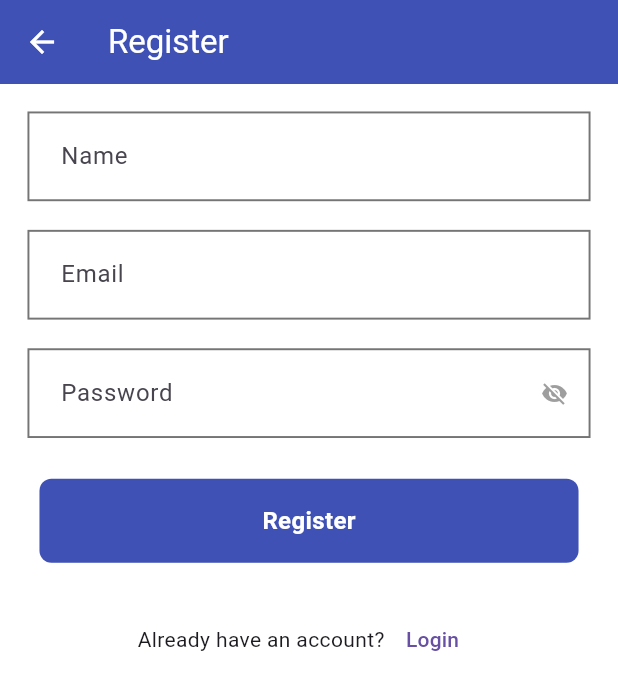
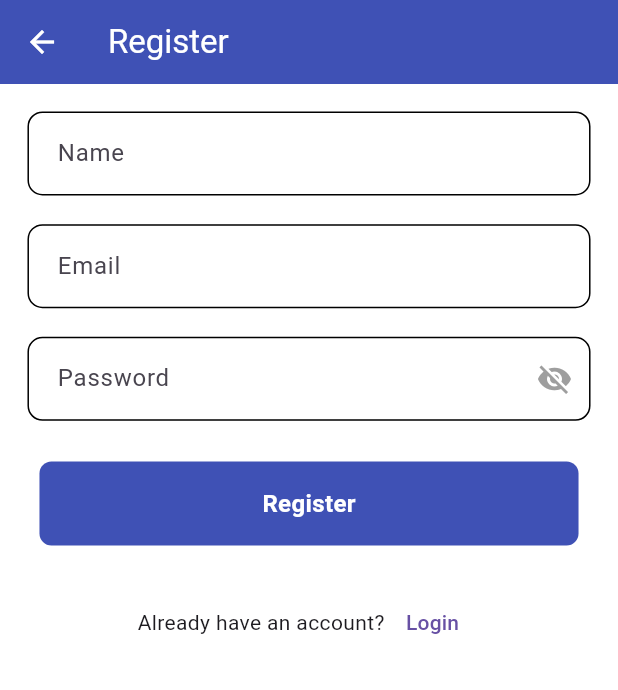
Before and after one commit to minazakaria88/hayat_task, a Flutter app: the screen it shows after launch, after a tap on "Login", after a tap on "Register", on a phone screen of 412 x 824 dp. Shown: the top 690 px of the screen. Run offline on Flutter 3.47's test engine with Material 3 defaults, Android fonts, the phone set to English and light mode, and no system bars; our stand-ins replace bloc, dio, flutter_bloc, flutter_screenutil, flutter_secure_storage, freezed_annotation and 4 more; network calls fail.

Commit message:
refatcor login register screens

```diff
--- a/lib/core/widgets/my_text_form_field.dart
+++ b/lib/core/widgets/my_text_form_field.dart
@@ -1,129 +1,52 @@
 import 'package:flutter/material.dart';
-import 'package:flutter/services.dart';
-import 'package:flutter_screenutil/flutter_screenutil.dart';
 
 import '../utils/app_colors.dart';
 
 class AppTextFormField extends StatelessWidget {
   const AppTextFormField({
     super.key,
-    this.contentPadding,
-    this.focusedBorder,
-    this.enabledBorder,
-    this.inputTextStyle,
-    this.hintStyle,
-    this.readOnly,
-    required this.hintText,
-    this.keyboardType,
-    this.onChanged,
-    this.maxLines,
-    this.maxLength,
-    this.isObscureText = false,
-    this.enabled = true,
+    required this.controller,
+    required this.hint,
     this.suffixIcon,
+    required this.validator,
     this.prefixIcon,
-    this.backgroundColor,
-    this.controller,
-    required this.validator,
-    this.inputFormatters,
-    this.onTap,
-    this.autofillHints,
-    this.textInputAction,
-    this.onFieldSubmitted,
+    this.textInputType,
+    this.onChange,
+    this.isObscureText=false
   });
-  final EdgeInsetsGeometry? contentPadding;
-  final InputBorder? focusedBorder;
-  final InputBorder? enabledBorder;
-  final TextStyle? inputTextStyle;
-  final TextStyle? hintStyle;
-  final String hintText;
+  final TextEditingController controller;
+  final String hint;
+  final Widget? suffixIcon;
+  final String? Function(String?)? validator;
+  final Widget? prefixIcon;
+  final TextInputType? textInputType;
+  final Function(String)? onChange;
   final bool isObscureText;
-  final Widget? suffixIcon;
-  final Widget? prefixIcon;
-  final TextInputType? keyboardType;
-  final Color? backgroundColor;
-  final TextEditingController? controller;
-  final Function(String?) validator;
-  final Function(String?)? onChanged;
-  final VoidCallback? onTap;
-  final bool? readOnly;
-  final int? maxLines;
-  final int? maxLength;
-  final bool? enabled;
-  final List<TextInputFormatter>? inputFormatters;
-  final Iterable<String>? autofillHints;
-  final TextInputAction? textInputAction;
-  final Function(String?)? onFieldSubmitted;
-
   @override
-  Widget build(final BuildContext context) {
+  Widget build(BuildContext context) {
     return TextFormField(
-      //enableInteractiveSelection: ,
-      onTap: onTap,
-      onFieldSubmitted: onFieldSubmitted,
+      autofocus: false,
+      onChanged: onChange,
+      obscureText: isObscureText,
+      onTapOutside: (event) => FocusScope.of(context).unfocus(),
+      keyboardType: textInputType,
       controller: controller,
-      onChanged: onChanged,
-      autofillHints: autofillHints,
-      onTapOutside: (final event) {
-        FocusManager.instance.primaryFocus?.unfocus();
-      },
-      keyboardType: keyboardType,
-      textInputAction:
-          textInputAction ??
-          (maxLines == 1 || maxLines == null
-              ? TextInputAction.next
-              : TextInputAction.newline),
-      readOnly: readOnly ?? false,
-      maxLines: isObscureText ? 1 : (maxLines ?? 1),
-      maxLength: maxLength,
-      enabled: enabled,
-      inputFormatters: inputFormatters,
+      validator: validator,
+      cursorColor: AppColors.primaryColor,
       decoration: InputDecoration(
-        counterText: '',
-        isDense: true,
-        contentPadding:
-            contentPadding ??
-            EdgeInsets.symmetric(horizontal: 16.w, vertical: 15.h),
-        focusedBorder:
-            focusedBorder ??
-            const OutlineInputBorder(
-              borderSide: BorderSide(color: AppColors.primaryColor, width: 1.3),
-            ),
-        enabledBorder:
-            enabledBorder ??
-            const OutlineInputBorder(
-              borderRadius: BorderRadius.zero,
-              borderSide: BorderSide(
-                color: AppColors.secondaryTextColor,
-                width: 1.3,
-              ),
-            ),
-        errorBorder: const OutlineInputBorder(
-          borderRadius: BorderRadius.zero,
-          borderSide: BorderSide(color: Colors.red, width: 1.3),
+        contentPadding: const EdgeInsets.all(16),
+        hintText: hint,
+        border: OutlineInputBorder(borderRadius: BorderRadius.circular(10)),
+        focusedBorder: OutlineInputBorder(
+          borderRadius: BorderRadius.circular(10),
+          borderSide: const BorderSide(color: AppColors.primaryColor, width: 2),
         ),
-        focusedErrorBorder: const OutlineInputBorder(
-          borderRadius: BorderRadius.zero,
-          borderSide: BorderSide(color: Colors.red, width: 1.3),
+        enabledBorder: OutlineInputBorder(
+          borderRadius: BorderRadius.circular(10),
         ),
-        helperMaxLines: 1,
-        hintMaxLines: 1,
-        hintStyle: hintStyle,
-        hintText: hintText,
+        prefixIcon: prefixIcon,
         suffixIcon: suffixIcon,
-        prefixIcon: prefixIcon,
-        prefixIconConstraints: prefixIcon != null
-            ? const BoxConstraints(minWidth: 48, minHeight: 48)
-            : null,
-        fillColor: backgroundColor ?? Colors.white,
-        filled: true,
       ),
-      obscureText: isObscureText,
-      obscuringCharacter: '*',
-      style: inputTextStyle,
-      validator: (final value) {
-        return validator(value);
-      },
     );
   }
 }
--- a/lib/features/auth/presentation/pages/login_screen.dart
+++ b/lib/features/auth/presentation/pages/login_screen.dart
@@ -53,14 +53,14 @@
       child: Scaffold(
         appBar: AppBar(title: const Text('Login')),
         body: Padding(
-          padding:  EdgeInsets.all(Sizes.pagePadding),
+          padding: EdgeInsets.all(Sizes.pagePadding),
           child: Form(
             key: _formKey,
             child: Column(
               children: [
                 AppTextFormField(
                   controller: _emailController,
-                  hintText: 'Email',
+                  hint: 'Email',
                   validator: (value) {
                     if (value.isNullOrEmpty()) {
                       return 'Email is required';
@@ -72,46 +72,9 @@
                   },
                 ),
                 Sizes.verticalSpace(AppSpacing.lg),
-                ValueListenableBuilder(
-                  valueListenable: isPasswordVisible,
-                  builder:(context, value, child) =>  AppTextFormField(
-                    isObscureText: isPasswordVisible.value,
-                    suffixIcon: IconButton(
-                      icon: Icon(
-                        isPasswordVisible.value ? Icons.visibility : Icons.visibility_off,
-                        color: Colors.grey,
-                      ),
-                      onPressed: () {
-                        isPasswordVisible.value = !isPasswordVisible.value;
-                      },
-                    ),
-                    controller: _passwordController,
-                    hintText: 'Password',
-                    validator: (value) {
-                      if (value.isNullOrEmpty()) {
-                        return 'Password is required';
-                      }
-                      if (!AppRegex.isPasswordValid(value!)) {
-                        return 'Password is not valid';
-                      }
-                      return null;
-                    },
-                  ),
-                ),
+                _buildPasswordInput(),
                 Sizes.verticalSpace(AppSpacing.lg),
-                BlocBuilder<AuthCubit, AuthState>(
-                  builder: (context, state) =>
-                      state.authStatus == AuthStatus.loading
-                      ? const CircularProgressIndicator()
-                      : MyButton(title: 'Login', onTap: (){
-                        if (_formKey.currentState!.validate()) {
-                          cubit.login(
-                            email: _emailController.text,
-                            password: _passwordController.text,
-                          );
-                        }
-                      })
-                ),
+                _buildLoginButton(cubit),
                 Sizes.verticalSpace(AppSpacing.lg),
                 Row(
                   mainAxisAlignment: MainAxisAlignment.center,
@@ -130,4 +93,51 @@
       ),
     );
   }
+
+  BlocBuilder<AuthCubit, AuthState> _buildLoginButton(AuthCubit cubit) {
+    return BlocBuilder<AuthCubit, AuthState>(
+      builder: (context, state) => state.authStatus == AuthStatus.loading
+          ? const CircularProgressIndicator()
+          : MyButton(
+              title: 'Login',
+              onTap: () {
+                if (_formKey.currentState!.validate()) {
+                  cubit.login(
+                    email: _emailController.text,
+                    password: _passwordController.text,
+                  );
+                }
+              },
+            ),
+    );
+  }
+
+  ValueListenableBuilder<bool> _buildPasswordInput() {
+    return ValueListenableBuilder(
+      valueListenable: isPasswordVisible,
+      builder: (context, value, child) => AppTextFormField(
+        isObscureText: isPasswordVisible.value,
+        suffixIcon: IconButton(
+          icon: Icon(
+            isPasswordVisible.value ? Icons.visibility : Icons.visibility_off,
+            color: Colors.grey,
+          ),
+          onPressed: () {
+            isPasswordVisible.value = !isPasswordVisible.value;
+          },
+        ),
+        controller: _passwordController,
+        hint: 'Password',
+        validator: (value) {
+          if (value.isNullOrEmpty()) {
+            return 'Password is required';
+          }
+          if (!AppRegex.isPasswordValid(value!)) {
+            return 'Password is not valid';
+          }
+          return null;
+        },
+      ),
+    );
+  }
 }
--- a/lib/features/auth/presentation/pages/register_screen.dart
+++ b/lib/features/auth/presentation/pages/register_screen.dart
@@ -62,7 +62,7 @@
               children: [
                 AppTextFormField(
                   controller: _nameController,
-                  hintText: 'Name',
+                  hint: 'Name',
                   validator: (value) {
                     if (value.isNullOrEmpty()) {
                       return 'Name is required';
@@ -73,7 +73,7 @@
                 Sizes.verticalSpace(AppSpacing.lg),
                 AppTextFormField(
                   controller: _emailController,
-                  hintText: 'Email',
+                  hint: 'Email',
                   validator: (value) {
                     if (value.isNullOrEmpty()) {
                       return 'Email is required';
@@ -85,52 +85,9 @@
                   },
                 ),
                 Sizes.verticalSpace(AppSpacing.lg),
-                ValueListenableBuilder(
-                  valueListenable: isPasswordVisible,
-                  builder: (context, value, child) => AppTextFormField(
-                    isObscureText: isPasswordVisible.value,
-                    suffixIcon: IconButton(
-                      icon: Icon(
-                        isPasswordVisible.value
-                            ? Icons.visibility
-                            : Icons.visibility_off,
-                        color: Colors.grey,
-                      ),
-                      onPressed: () {
-                        isPasswordVisible.value = !isPasswordVisible.value;
-                      },
-                    ),
-                    controller: _passwordController,
-                    hintText: 'Password',
-                    validator: (value) {
-                      if (value.isNullOrEmpty()) {
-                        return 'Password is required';
-                      }
-                      if (!AppRegex.isPasswordValid(value!)) {
-                        return 'Password is not valid';
-                      }
-                      return null;
-                    },
-                  ),
-                ),
+                _buildPasswordInput(),
                 Sizes.verticalSpace(AppSpacing.lg),
-                BlocBuilder<AuthCubit, AuthState>(
-                  builder: (context, state) =>
-                      state.authStatus == AuthStatus.loading
-                      ? const CircularProgressIndicator()
-                      : MyButton(
-                          title: 'Register',
-                          onTap: () {
-                            if (_formKey.currentState!.validate()) {
-                              cubit.register(
-                                name: _nameController.text,
-                                email: _emailController.text,
-                                password: _passwordController.text,
-                              );
-                            }
-                          },
-                        ),
-                ),
+                _buildRegisterButton(cubit),
                 Sizes.verticalSpace(AppSpacing.lg),
                 Row(
                   mainAxisAlignment: MainAxisAlignment.center,
@@ -149,4 +106,53 @@
       ),
     );
   }
+
+  BlocBuilder<AuthCubit, AuthState> _buildRegisterButton(AuthCubit cubit) {
+    return BlocBuilder<AuthCubit, AuthState>(
+                builder: (context, state) =>
+                    state.authStatus == AuthStatus.loading
+                    ? const CircularProgressIndicator()
+                    : MyButton(
+                        title: 'Register',
+                        onTap: () {
+                          if (_formKey.currentState!.validate()) {
+                            cubit.register(
+                              name: _nameController.text,
+                              email: _emailController.text,
+                              password: _passwordController.text,
+                            );
+                          }
+                        },
+                      ),
+              );
+  }
+
+  ValueListenableBuilder<bool> _buildPasswordInput() {
+    return ValueListenableBuilder(
+      valueListenable: isPasswordVisible,
+      builder: (context, value, child) => AppTextFormField(
+        isObscureText: isPasswordVisible.value,
+        suffixIcon: IconButton(
+          icon: Icon(
+            isPasswordVisible.value ? Icons.visibility : Icons.visibility_off,
+            color: Colors.grey,
+          ),
+          onPressed: () {
+            isPasswordVisible.value = !isPasswordVisible.value;
+          },
+        ),
+        controller: _passwordController,
+        hint: 'Password',
+        validator: (value) {
+          if (value.isNullOrEmpty()) {
+            return 'Password is required';
+          }
+          if (!AppRegex.isPasswordValid(value!)) {
+            return 'Password is not valid';
+          }
+          return null;
+        },
+      ),
+    );
+  }
 }
--- a/lib/features/home/presentation/pages/create_edit_task_screen.dart
+++ b/lib/features/home/presentation/pages/create_edit_task_screen.dart
@@ -72,7 +72,7 @@
               children: [
                 AppTextFormField(
                   controller: _titleController,
-                  hintText: 'Title',
+                  hint: 'Title',
                   validator: (value) {
                     if (value.isNullOrEmpty()) {
                       return 'Title is required';
@@ -83,7 +83,7 @@
                 Sizes.verticalSpace(AppSpacing.lg),
                 AppTextFormField(
                   controller: _descriptionController,
-                  hintText: 'Description',
+                  hint: 'Description',
                   validator: (value) {
                     if (value.isNullOrEmpty()) {
                       return 'Description is required';
```
